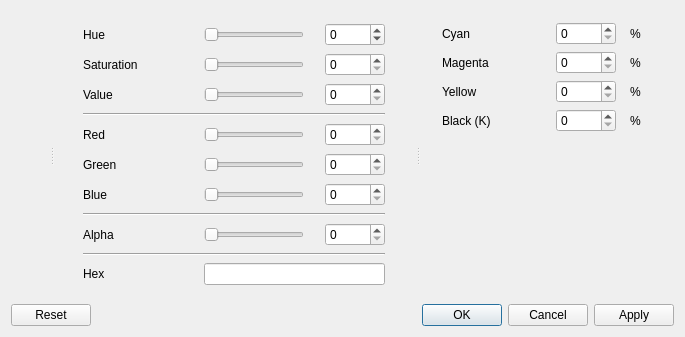
This is Src/Qt-Color-Widgets/src/QtColorWidgets/color_dialog.ui in wuCaviar/GraphicsDemo as Qt 5 draws it before an edit. The edited form follows.
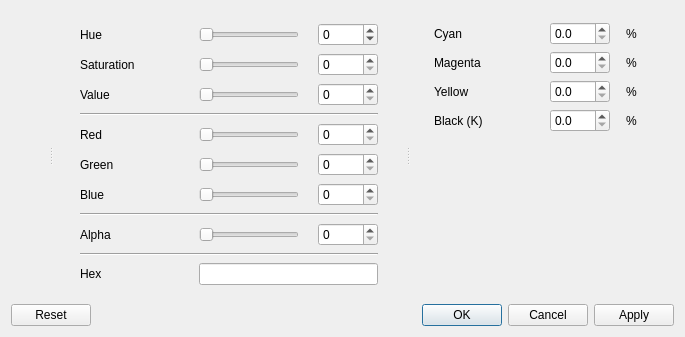
This is the edited form. Icons and pictures are not drawn. Custom widgets are drawn as their Qt base class.

Commit message:
Adds precise CMYK color support and export to TIFF
Enables accurate CMYK color input, storage, and export throughout the application. Upgrades color dialogs and UI for decimal CMYK entry, stores exact CMYK values for items, and exports true CMYK TIFF with embedded ICC profiles. Preserves original CMYK pixel data for imported images and ensures lossless CMYK fidelity on export, addressing professional print workflow needs.

```diff
--- a/Src/Qt-Color-Widgets/src/QtColorWidgets/color_dialog.ui
+++ b/Src/Qt-Color-Widgets/src/QtColorWidgets/color_dialog.ui
@@ -465,7 +465,7 @@
         <item>
          <layout class="QGridLayout" name="gridLayout">
           <item row="1" column="1">
-           <widget class="QSpinBox" name="spin_magenta">
+           <widget class="QDoubleSpinBox" name="spin_magenta">
             <property name="sizePolicy">
              <sizepolicy hsizetype="Preferred" vsizetype="Fixed">
               <horstretch>0</horstretch>
@@ -478,13 +478,19 @@
               <height>16777215</height>
              </size>
             </property>
+            <property name="decimals">
+             <number>1</number>
+            </property>
+            <property name="singleStep">
+             <double>0.500000000000000</double>
+            </property>
             <property name="maximum">
-             <number>100</number>
+             <double>100.000000000000000</double>
             </property>
            </widget>
           </item>
           <item row="3" column="1">
-           <widget class="QSpinBox" name="spin_black">
+           <widget class="QDoubleSpinBox" name="spin_black">
             <property name="sizePolicy">
              <sizepolicy hsizetype="Preferred" vsizetype="Fixed">
               <horstretch>0</horstretch>
@@ -497,8 +503,14 @@
               <height>16777215</height>
              </size>
             </property>
+            <property name="decimals">
+             <number>1</number>
+            </property>
+            <property name="singleStep">
+             <double>0.500000000000000</double>
+            </property>
             <property name="maximum">
-             <number>100</number>
+             <double>100.000000000000000</double>
             </property>
            </widget>
           </item>
@@ -542,7 +554,7 @@
            </widget>
           </item>
           <item row="2" column="1">
-           <widget class="QSpinBox" name="spin_yellow">
+           <widget class="QDoubleSpinBox" name="spin_yellow">
             <property name="sizePolicy">
              <sizepolicy hsizetype="Preferred" vsizetype="Fixed">
               <horstretch>0</horstretch>
@@ -555,13 +567,19 @@
               <height>16777215</height>
              </size>
             </property>
+            <property name="decimals">
+             <number>1</number>
+            </property>
+            <property name="singleStep">
+             <double>0.500000000000000</double>
+            </property>
             <property name="maximum">
-             <number>100</number>
+             <double>100.000000000000000</double>
             </property>
            </widget>
           </item>
           <item row="0" column="1">
-           <widget class="QSpinBox" name="spin_cyan">
+           <widget class="QDoubleSpinBox" name="spin_cyan">
             <property name="sizePolicy">
              <sizepolicy hsizetype="Preferred" vsizetype="Fixed">
               <horstretch>0</horstretch>
@@ -574,8 +592,14 @@
               <height>16777215</height>
              </size>
             </property>
+            <property name="decimals">
+             <number>1</number>
+            </property>
+            <property name="singleStep">
+             <double>0.500000000000000</double>
+            </property>
             <property name="maximum">
-             <number>100</number>
+             <double>100.000000000000000</double>
             </property>
            </widget>
           </item>
```
The commit also changes 25 other files.
